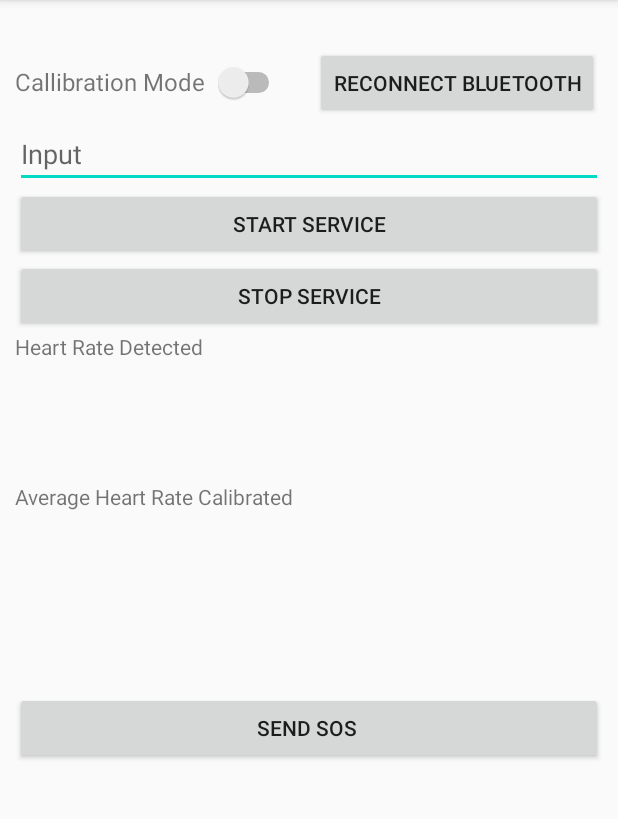
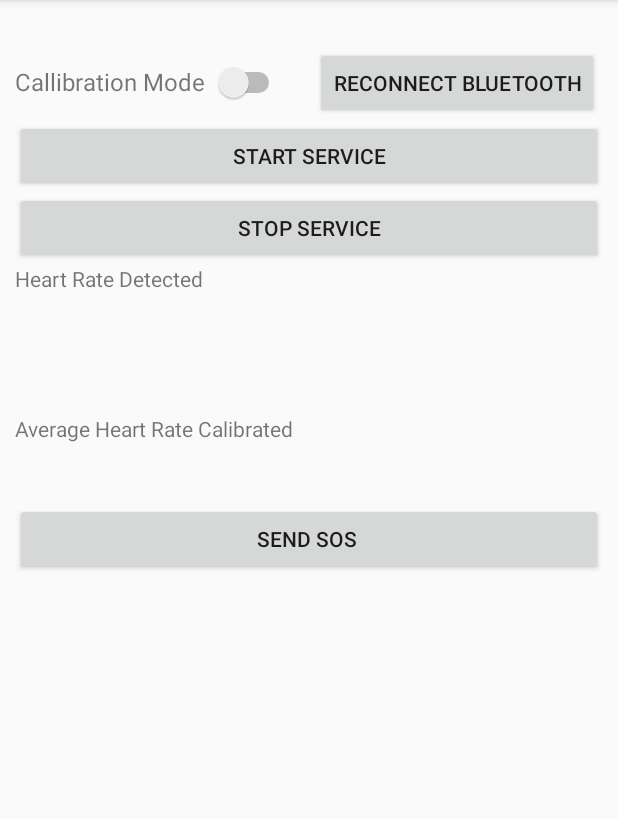
Before and after one commit to sachmo99/KeepHerSafe, an Android app: the MainActivity screen opened directly, with no data from a screen before it, on a phone screen of 412 x 824 dp, the part 84-903 px from its top. Run offline under Robolectric (Android 15) with nearby library versions, the phone set to English and light mode, and no system bars.

Commit message:
added complete algo

```diff
--- a/app/src/main/AndroidManifest.xml
+++ b/app/src/main/AndroidManifest.xml
@@ -20,7 +20,8 @@
         android:supportsRtl="true"
         android:theme="@style/AppTheme">
         <activity android:name=".RegisterActivity" />
-        <activity android:name=".MainActivity" />
+        <activity android:name=".MainActivity"
+            android:screenOrientation="portrait"/>
 
 
         <service
--- a/app/src/main/java/com/example/keephersafeGPStrial/DBManager.java
+++ b/app/src/main/java/com/example/keephersafeGPStrial/DBManager.java
@@ -61,7 +61,6 @@ public class DBManager extends SQLiteOpenHelper {
     private static DBManager sInstance;
     private Context context;
 
-    // ...
 
     public static synchronized DBManager getInstance(Context context) {
         // Use the application context, which will ensure that you
--- a/app/src/main/res/layout/activity_main.xml
+++ b/app/src/main/res/layout/activity_main.xml
@@ -57,11 +57,6 @@
 
 
 
-    <EditText
-        android:id="@+id/edit_text_input"
-        android:layout_width="match_parent"
-        android:layout_height="wrap_content"
-        android:hint="Input" />
 
     <Button
         android:layout_width="match_parent"
@@ -84,7 +79,7 @@
 
     <TextView
         android:layout_width="wrap_content"
-        android:layout_height="100dp"
+        android:layout_height="wrap_content"
         android:text="Average Heart Rate Calibrated"
         android:id="@+id/avgHRV"
         />
```
Also changed, not shown: app/src/main/java/com/example/keephersafeGPStrial/LocationService.java (+2 -14 lines), app/src/main/java/com/example/keephersafeGPStrial/MainActivity.java (+42 -21 lines).
